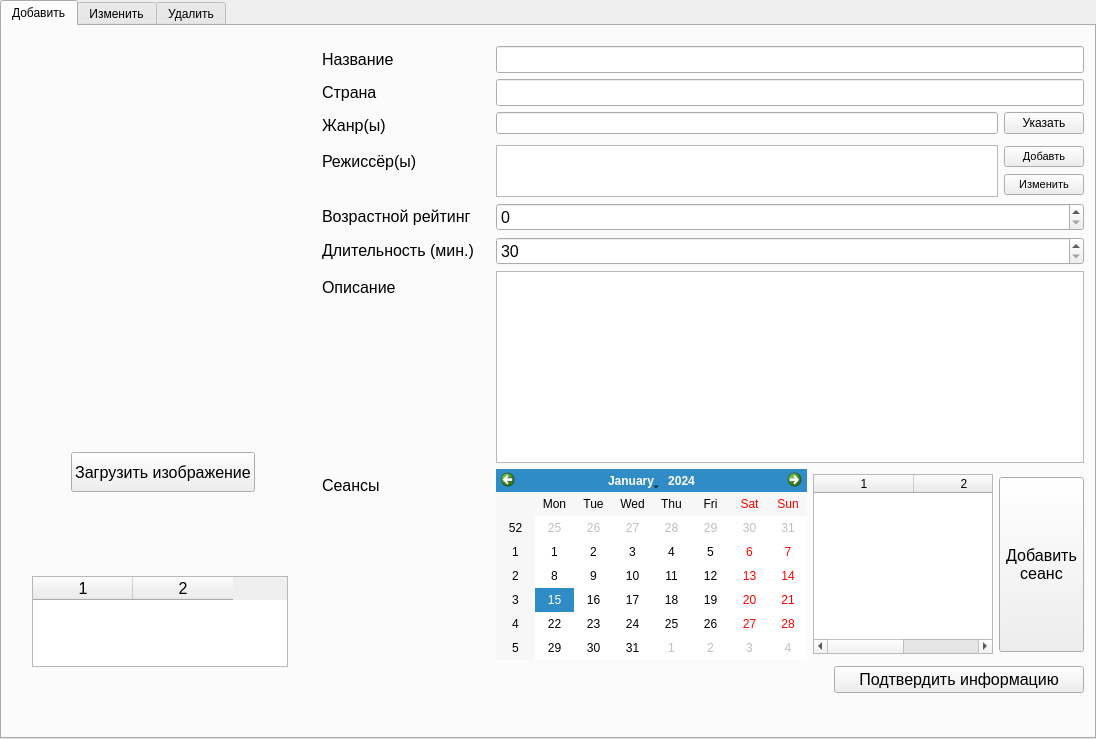
This is Interfaces/MainAdminWindowRework.ui in Alpmild/SchoolProject as Qt 5 draws it before an edit. The edited form follows.
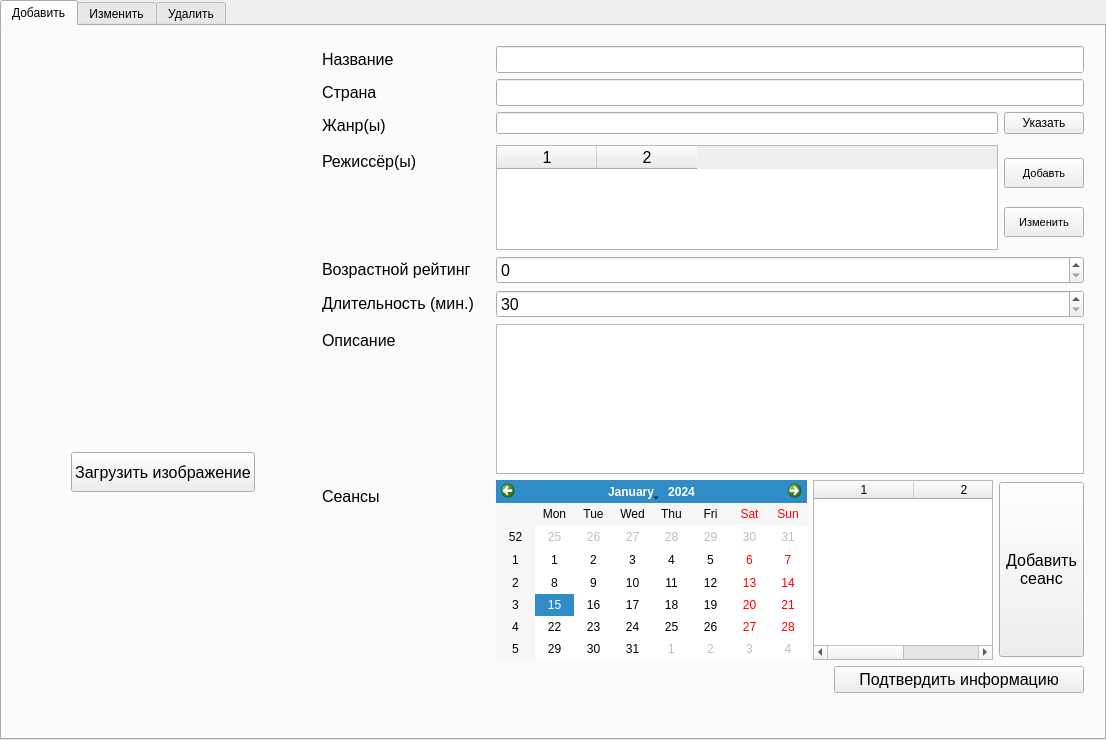
This is the edited form.

Patch:
```diff
--- a/Interfaces/MainAdminWindowRework.ui
+++ b/Interfaces/MainAdminWindowRework.ui
@@ -6,8 +6,8 @@
    <rect>
     <x>0</x>
     <y>0</y>
-    <width>1096</width>
-    <height>739</height>
+    <width>1106</width>
+    <height>740</height>
    </rect>
   </property>
   <property name="minimumSize">
@@ -313,25 +313,18 @@
      </item>
      <item row="3" column="1">
       <layout class="QHBoxLayout" name="horizontalLayout_4">
-       <item alignment="Qt::AlignTop">
-        <widget class="QPlainTextEdit" name="DirectorsPlainTextTab0">
-         <property name="minimumSize">
-          <size>
-           <width>0</width>
-           <height>52</height>
-          </size>
-         </property>
-         <property name="maximumSize">
-          <size>
-           <width>16777215</width>
-           <height>40</height>
-          </size>
-         </property>
+       <item>
+        <widget class="QTableWidget" name="DirectorsTableWidgetTab0">
          <property name="font">
           <font>
            <pointsize>12</pointsize>
           </font>
          </property>
+         <property name="columnCount">
+          <number>2</number>
+         </property>
+         <column/>
+         <column/>
         </widget>
        </item>
        <item>
@@ -341,7 +334,7 @@
            <property name="minimumSize">
             <size>
              <width>0</width>
-             <height>0</height>
+             <height>30</height>
             </size>
            </property>
            <property name="maximumSize">
@@ -362,6 +355,12 @@
          </item>
          <item>
           <widget class="QPushButton" name="ChangeDirectorsBtnTab0">
+           <property name="minimumSize">
+            <size>
+             <width>0</width>
+             <height>30</height>
+            </size>
+           </property>
            <property name="font">
             <font>
              <pointsize>8</pointsize>
@@ -398,8 +397,8 @@
        </property>
        <property name="maximumSize">
         <size>
-         <width>280</width>
-         <height>400</height>
+         <width>420</width>
+         <height>600</height>
         </size>
        </property>
        <property name="styleSheet">
@@ -445,26 +444,6 @@
      </item>
     </layout>
    </widget>
-   <widget class="QTableWidget" name="DirectorsTableWidgetTab0">
-    <property name="geometry">
-     <rect>
-      <x>30</x>
-      <y>550</y>
-      <width>256</width>
-      <height>91</height>
-     </rect>
-    </property>
-    <property name="font">
-     <font>
-      <pointsize>12</pointsize>
-     </font>
-    </property>
-    <property name="columnCount">
-     <number>2</number>
-    </property>
-    <column/>
-    <column/>
-   </widget>
   </widget>
   <widget class="QWidget" name="Tab1">
    <attribute name="title">
```
